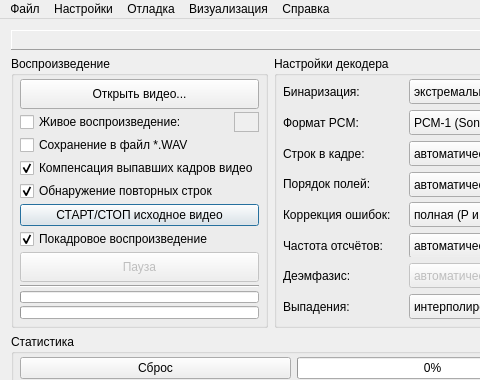
This is mainwindow.ui in Fagear/SDVPCMdecoder as Qt 5 draws it before an edit; both pictures show x 0 to 480 and y 0 to 380 of the 1142 by 680 pixel window. The edited form follows.
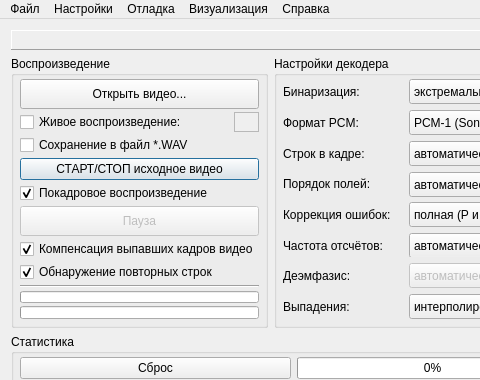
This is the edited form. Icons and pictures are not drawn.

```diff
--- a/mainwindow.ui
+++ b/mainwindow.ui
@@ -256,53 +256,6 @@
            </property>
           </widget>
          </item>
-         <item>
-          <widget class="QCheckBox" name="cbxFrameDropout">
-           <property name="enabled">
-            <bool>true</bool>
-           </property>
-           <property name="sizePolicy">
-            <sizepolicy hsizetype="Minimum" vsizetype="Minimum">
-             <horstretch>0</horstretch>
-             <verstretch>0</verstretch>
-            </sizepolicy>
-           </property>
-           <property name="toolTip">
-            <string>Заменить выпавшие кадры видео тишиной для сохранения тайминга</string>
-           </property>
-           <property name="statusTip">
-            <string>Заменить выпавшие кадры видео тишиной для сохранения тайминга</string>
-           </property>
-           <property name="text">
-            <string>Компенсация выпавших кадров видео</string>
-           </property>
-           <property name="checked">
-            <bool>true</bool>
-           </property>
-          </widget>
-         </item>
-         <item>
-          <widget class="QCheckBox" name="cbxLineDuplicate">
-           <property name="sizePolicy">
-            <sizepolicy hsizetype="Minimum" vsizetype="Minimum">
-             <horstretch>0</horstretch>
-             <verstretch>0</verstretch>
-            </sizepolicy>
-           </property>
-           <property name="toolTip">
-            <string>Обнаружение повторяющихся строк из-за компенсатора выпадений</string>
-           </property>
-           <property name="statusTip">
-            <string>Обнаружение повторяющихся строк из-за компенсатора выпадений в видеомагнитофоне</string>
-           </property>
-           <property name="text">
-            <string>Обнаружение повторных строк</string>
-           </property>
-           <property name="checked">
-            <bool>true</bool>
-           </property>
-          </widget>
-         </item>
          <item>
           <widget class="QPushButton" name="btnPlay">
            <property name="sizePolicy">
@@ -387,6 +340,53 @@
            </property>
           </widget>
          </item>
+         <item>
+          <widget class="QCheckBox" name="cbxFrameDropout">
+           <property name="enabled">
+            <bool>true</bool>
+           </property>
+           <property name="sizePolicy">
+            <sizepolicy hsizetype="Minimum" vsizetype="Minimum">
+             <horstretch>0</horstretch>
+             <verstretch>0</verstretch>
+            </sizepolicy>
+           </property>
+           <property name="toolTip">
+            <string>Заменить выпавшие кадры видео тишиной для сохранения тайминга</string>
+           </property>
+           <property name="statusTip">
+            <string>Заменить выпавшие кадры видео тишиной для сохранения тайминга</string>
+           </property>
+           <property name="text">
+            <string>Компенсация выпавших кадров видео</string>
+           </property>
+           <property name="checked">
+            <bool>true</bool>
+           </property>
+          </widget>
+         </item>
+         <item>
+          <widget class="QCheckBox" name="cbxLineDuplicate">
+           <property name="sizePolicy">
+            <sizepolicy hsizetype="Minimum" vsizetype="Minimum">
+             <horstretch>0</horstretch>
+             <verstretch>0</verstretch>
+            </sizepolicy>
+           </property>
+           <property name="toolTip">
+            <string>Обнаружение повторяющихся строк из-за компенсатора выпадений</string>
+           </property>
+           <property name="statusTip">
+            <string>Обнаружение повторяющихся строк из-за компенсатора выпадений в видеомагнитофоне</string>
+           </property>
+           <property name="text">
+            <string>Обнаружение повторных строк</string>
+           </property>
+           <property name="checked">
+            <bool>true</bool>
+           </property>
+          </widget>
+         </item>
          <item>
           <widget class="Line" name="line">
            <property name="orientation">
```
Left out of the diff: 2 changed lines with no effect on the pictures.
